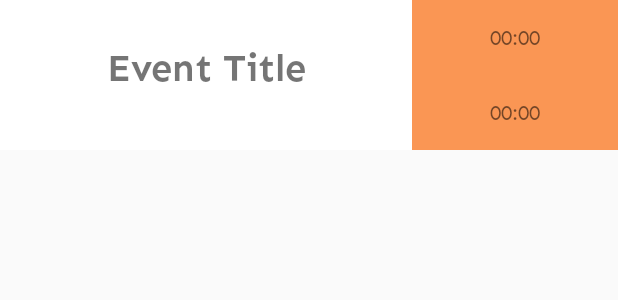
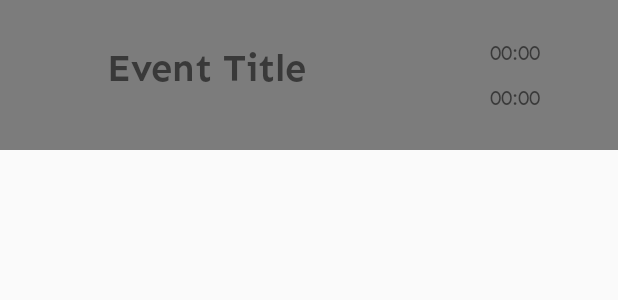
Before and after one commit to sauravmittal001/Karakoram, an Android app: the layout event_listview.xml on its own in the app's theme, with its tools: preview values and no code run, on a phone screen of 412 x 824 dp. Shown: the top 300 px of the screen. Run offline under Robolectric (Android 15) with nearby library versions, the phone set to English and light mode, and no system bars.

Commit message:
temporary commit 2

```diff
--- a/app/src/main/java/com/example/karakoram/parentFragment/HomeFragment.java
+++ b/app/src/main/java/com/example/karakoram/parentFragment/HomeFragment.java
@@ -150,7 +150,7 @@ public class HomeFragment extends Fragment {
         listView.setLayoutManager(new LinearLayoutManager(view.getContext()));
         mdivider= ContextCompat.getDrawable(view.getContext(),R.drawable.divider);
         //mdivider.setBounds(getParentFragment().getPaddingLeft(),0,16,0);
-        DividerItemDecoration itemdecor=new DividerItemDecoration(view.getContext(),DividerItemDecoration.VERTICAL);
+        DividerItemDecoration itemdecor=new DividerItemDecoration(view.getContext(),DividerItemDecoration.HORIZONTAL);
         itemdecor.setDrawable(mdivider);
         listView.addItemDecoration(itemdecor);
         listView.setAdapter(adapter);
--- a/app/src/main/res/layout/event_listview.xml
+++ b/app/src/main/res/layout/event_listview.xml
@@ -5,13 +5,13 @@
     style="@style/listview"
     android:layout_width="match_parent"
     android:layout_height="100dp"
+    android:background="#80000000"
     android:orientation="horizontal">
 
     <LinearLayout
         android:layout_width="match_parent"
         android:layout_height="match_parent"
         android:layout_weight="0.5"
-        android:background="@color/background_white"
         android:gravity="center_vertical"
         android:orientation="vertical">
 
@@ -32,16 +32,15 @@
         android:layout_width="match_parent"
         android:layout_height="match_parent"
         android:layout_weight="1"
-        android:background="@color/colorAccent"
         android:orientation="vertical">
 
         <TextView
             android:id="@+id/tv_event_time_list"
             android:layout_width="match_parent"
-            android:layout_height="wrap_content"
+            android:layout_height="match_parent"
             android:layout_gravity="center_vertical"
             android:layout_marginStart="0dp"
-            android:layout_marginTop="0dp"
+            android:layout_marginTop="20dp"
             android:layout_weight="1"
             android:fontFamily="@font/senregular"
             android:gravity="center_vertical"
@@ -53,10 +52,11 @@
         <TextView
             android:id="@+id/tv_event_date_list"
             android:layout_width="match_parent"
-            android:layout_height="wrap_content"
+            android:layout_height="match_parent"
             android:layout_gravity="center_vertical"
             android:layout_marginStart="0dp"
             android:layout_marginTop="0dp"
+            android:layout_marginBottom="20dp"
             android:layout_weight="1"
             android:fontFamily="@font/senregular"
             android:gravity="center_vertical"
--- a/app/src/main/res/layout/fragment_home.xml
+++ b/app/src/main/res/layout/fragment_home.xml
@@ -5,6 +5,7 @@
     android:layout_width="match_parent"
     android:layout_height="match_parent"
 
+    android:background="@drawable/theme4"
     tools:context=".parentFragment.HomeFragment">
 
     <com.google.android.material.floatingactionbutton.FloatingActionButton
@@ -39,6 +40,4 @@
     </androidx.swiperefreshlayout.widget.SwipeRefreshLayout>
 
 
-
-
 </RelativeLayout>
--- a/app/src/main/res/values/styles.xml
+++ b/app/src/main/res/values/styles.xml
@@ -54,7 +54,6 @@
     </style>
 
     <style name="listview">
-        <item name="android:background">#40000000</item>
         <item name="paddingStart">16dp</item>
         <item name="paddingEnd">16dp</item>
     </style>
```
Also changed, not shown: app/src/main/java/com/example/karakoram/adapter/HostelBillAdapter.java (+0 -23 lines).
